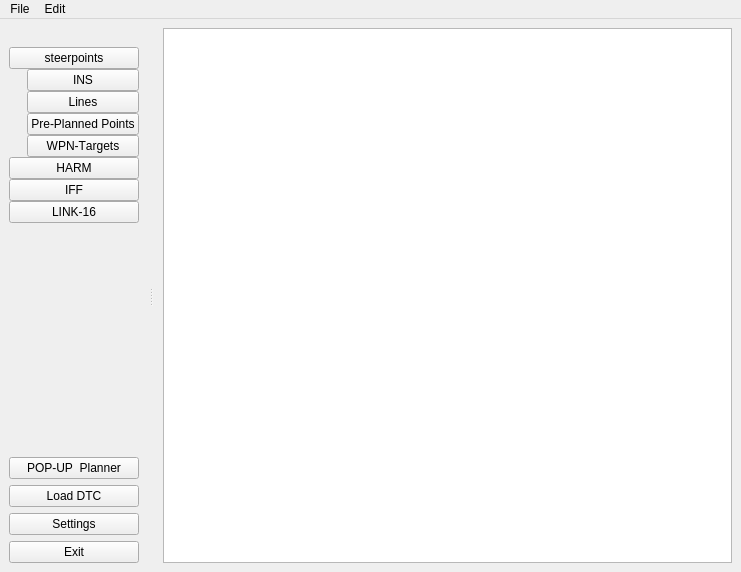
Above: src/NeoDP.ui from scplo2753/NeoDP before the change. Below: the same form after it.
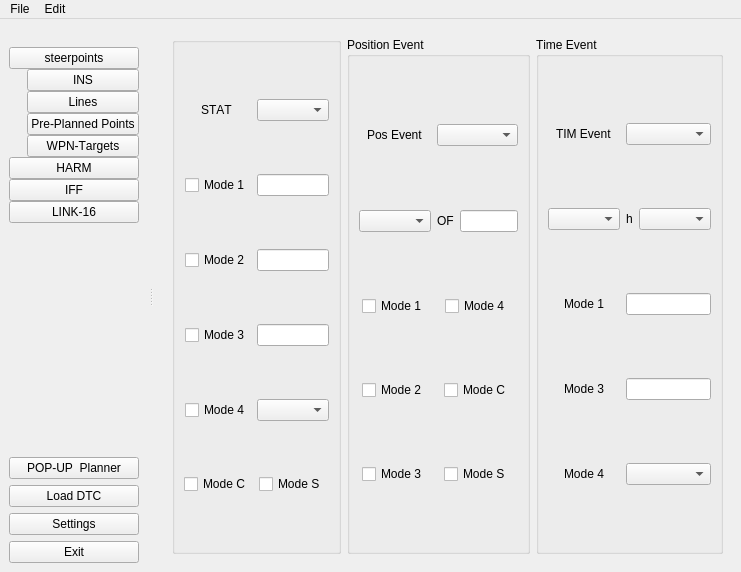
That is the form after the change. The open tabs and pages were chosen to show the change.

Commit message: Update NeoDP.ui(create IFF Page)

What changed in the file:
```diff
--- a/src/NeoDP.ui
+++ b/src/NeoDP.ui
@@ -32,7 +32,7 @@
     </sizepolicy>
    </property>
    <layout class="QGridLayout" name="gridLayout_3">
-    <item row="0" column="1">
+    <item row="0" column="0">
      <widget class="QStackedWidget" name="stackedWidget">
       <property name="sizePolicy">
        <sizepolicy hsizetype="Expanding" vsizetype="Expanding">
@@ -69,6 +69,231 @@
         </item>
        </layout>
       </widget>
+      <widget class="QWidget" name="IFFPageWidget">
+       <layout class="QGridLayout" name="gridLayout_6">
+        <item row="0" column="0">
+         <layout class="QGridLayout" name="gridLayout">
+          <item row="0" column="2">
+           <widget class="QGroupBox" name="groupBox_3">
+            <property name="title">
+             <string>Time Event</string>
+            </property>
+            <layout class="QGridLayout" name="gridLayout_15">
+             <item row="0" column="0" alignment="Qt::AlignmentFlag::AlignHCenter">
+              <widget class="QLabel" name="label_8">
+               <property name="text">
+                <string>TIM Event</string>
+               </property>
+              </widget>
+             </item>
+             <item row="0" column="1">
+              <widget class="QComboBox" name="comboBox_5"/>
+             </item>
+             <item row="1" column="0">
+              <widget class="QComboBox" name="comboBox_6"/>
+             </item>
+             <item row="1" column="1">
+              <layout class="QHBoxLayout" name="horizontalLayout_2">
+               <item alignment="Qt::AlignmentFlag::AlignHCenter">
+                <widget class="QLabel" name="label_9">
+                 <property name="text">
+                  <string>h</string>
+                 </property>
+                </widget>
+               </item>
+               <item>
+                <widget class="QComboBox" name="comboBox_7"/>
+               </item>
+              </layout>
+             </item>
+             <item row="2" column="0" alignment="Qt::AlignmentFlag::AlignHCenter">
+              <widget class="QLabel" name="label_11">
+               <property name="text">
+                <string>Mode 1</string>
+               </property>
+              </widget>
+             </item>
+             <item row="2" column="1">
+              <widget class="QLineEdit" name="lineEdit_5"/>
+             </item>
+             <item row="3" column="0" alignment="Qt::AlignmentFlag::AlignHCenter">
+              <widget class="QLabel" name="label_12">
+               <property name="text">
+                <string>Mode 3</string>
+               </property>
+              </widget>
+             </item>
+             <item row="3" column="1">
+              <widget class="QLineEdit" name="lineEdit_6"/>
+             </item>
+             <item row="4" column="0" alignment="Qt::AlignmentFlag::AlignHCenter">
+              <widget class="QLabel" name="label_16">
+               <property name="text">
+                <string>Mode 4</string>
+               </property>
+              </widget>
+             </item>
+             <item row="4" column="1">
+              <widget class="QComboBox" name="comboBox_8"/>
+             </item>
+            </layout>
+           </widget>
+          </item>
+          <item row="0" column="0">
+           <widget class="QGroupBox" name="groupBox">
+            <property name="title">
+             <string/>
+            </property>
+            <layout class="QGridLayout" name="gridLayout_13">
+             <item row="0" column="2">
+              <widget class="QComboBox" name="comboBox_IFF_STATUS"/>
+             </item>
+             <item row="3" column="1" alignment="Qt::AlignmentFlag::AlignHCenter">
+              <widget class="QCheckBox" name="checkBox_Stat_Mode_3">
+               <property name="text">
+                <string>Mode 3</string>
+               </property>
+              </widget>
+             </item>
+             <item row="4" column="1" alignment="Qt::AlignmentFlag::AlignHCenter">
+              <widget class="QCheckBox" name="checkBox_Stat_Mode4">
+               <property name="text">
+                <string>Mode 4</string>
+               </property>
+              </widget>
+             </item>
+             <item row="1" column="2">
+              <widget class="QLineEdit" name="lineEdit_Stat_Mode_1"/>
+             </item>
+             <item row="2" column="2">
+              <widget class="QLineEdit" name="lineEdit_Stat_Mode_2"/>
+             </item>
+             <item row="4" column="2">
+              <widget class="QComboBox" name="comboBox_Stat_Mode_4"/>
+             </item>
+             <item row="3" column="2">
+              <widget class="QLineEdit" name="lineEdit_Stat_Mode_3"/>
+             </item>
+             <item row="2" column="1" alignment="Qt::AlignmentFlag::AlignHCenter">
+              <widget class="QCheckBox" name="checkBox_Stat_Mode_2">
+               <property name="text">
+                <string>Mode 2</string>
+               </property>
+              </widget>
+             </item>
+             <item row="1" column="1" alignment="Qt::AlignmentFlag::AlignHCenter">
+              <widget class="QCheckBox" name="checkBox_Stat_Mode_1">
+               <property name="text">
+                <string>Mode 1</string>
+               </property>
+              </widget>
+             </item>
+             <item row="0" column="1" alignment="Qt::AlignmentFlag::AlignHCenter">
+              <widget class="QLabel" name="label_STAT">
+               <property name="text">
+                <string>STAT</string>
+               </property>
+              </widget>
+             </item>
+             <item row="5" column="1" alignment="Qt::AlignmentFlag::AlignHCenter">
+              <widget class="QCheckBox" name="chkBox_Stat_Mode_C">
+               <property name="text">
+                <string>Mode C</string>
+               </property>
+              </widget>
+             </item>
+             <item row="5" column="2" alignment="Qt::AlignmentFlag::AlignHCenter">
+              <widget class="QCheckBox" name="checkBox_Stat_Mode_S">
+               <property name="text">
+                <string>Mode S</string>
+               </property>
+              </widget>
+             </item>
+            </layout>
+           </widget>
+          </item>
+          <item row="0" column="1">
+           <widget class="QGroupBox" name="groupBox_2">
+            <property name="title">
+             <string>Position Event</string>
+            </property>
+            <layout class="QGridLayout" name="gridLayout_14">
+             <item row="0" column="0" alignment="Qt::AlignmentFlag::AlignHCenter">
+              <widget class="QLabel" name="label_19">
+               <property name="text">
+                <string>Pos Event</string>
+               </property>
+              </widget>
+             </item>
+             <item row="1" column="0">
+              <widget class="QComboBox" name="comboBox_Pos"/>
+             </item>
+             <item row="3" column="0" alignment="Qt::AlignmentFlag::AlignHCenter">
+              <widget class="QCheckBox" name="checkBox_PosEvent_Mode_2">
+               <property name="text">
+                <string>Mode 2</string>
+               </property>
+              </widget>
+             </item>
+             <item row="4" column="1" alignment="Qt::AlignmentFlag::AlignHCenter">
+              <widget class="QCheckBox" name="checkBox_PosEvent_Mode_S">
+               <property name="text">
+                <string>Mode S</string>
+               </property>
+              </widget>
+             </item>
+             <item row="2" column="0" alignment="Qt::AlignmentFlag::AlignHCenter">
+              <widget class="QCheckBox" name="checkBox_PosEvent_Mode_1">
+               <property name="text">
+                <string>Mode 1</string>
+               </property>
+              </widget>
+             </item>
+             <item row="2" column="1" alignment="Qt::AlignmentFlag::AlignHCenter">
+              <widget class="QCheckBox" name="checkBox_PosEvent_Mode_4">
+               <property name="text">
+                <string>Mode 4</string>
+               </property>
+              </widget>
+             </item>
+             <item row="3" column="1" alignment="Qt::AlignmentFlag::AlignHCenter">
+              <widget class="QCheckBox" name="checkBox_PosEvent_Mode_C">
+               <property name="text">
+                <string>Mode C</string>
+               </property>
+              </widget>
+             </item>
+             <item row="4" column="0" alignment="Qt::AlignmentFlag::AlignHCenter">
+              <widget class="QCheckBox" name="checkBox_PosEvent_Mode_3">
+               <property name="text">
+                <string>Mode 3</string>
+               </property>
+              </widget>
+             </item>
+             <item row="0" column="1">
+              <widget class="QComboBox" name="comboBox_PosEvent"/>
+             </item>
+             <item row="1" column="1">
+              <layout class="QHBoxLayout" name="horizontalLayout">
+               <item>
+                <widget class="QLabel" name="label_20">
+                 <property name="text">
+                  <string>OF</string>
+                 </property>
+                </widget>
+               </item>
+               <item>
+                <widget class="QLineEdit" name="lineEdit_PosEvent_Range"/>
+               </item>
+              </layout>
+             </item>
+            </layout>
+           </widget>
+          </item>
+         </layout>
+        </item>
+       </layout>
+      </widget>
       <widget class="QWidget" name="HARMWidget">
        <property name="sizePolicy">
         <sizepolicy hsizetype="Preferred" vsizetype="Preferred">
```
Left out of the diff: 2 changed lines with no effect on the pictures.
